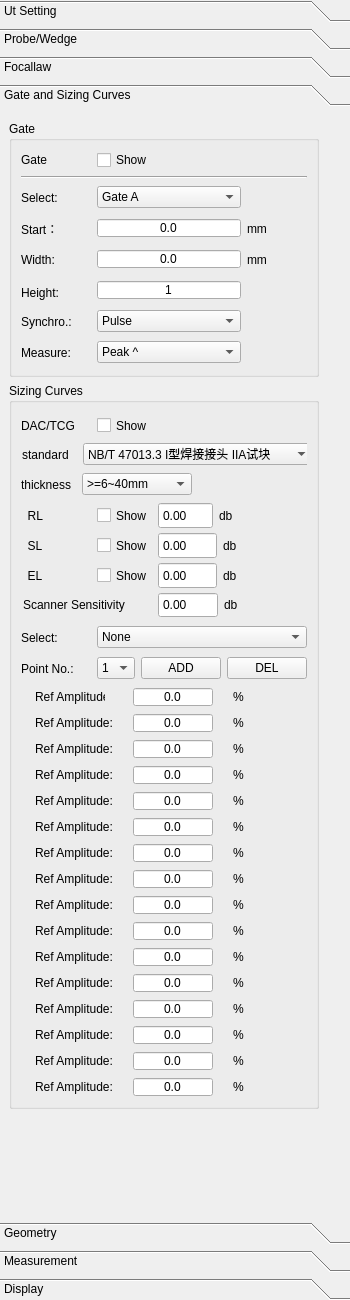
Qt form phascan_view/ui/DopplerGroupTab.ui (qinxingying/hello-word) before a commit.
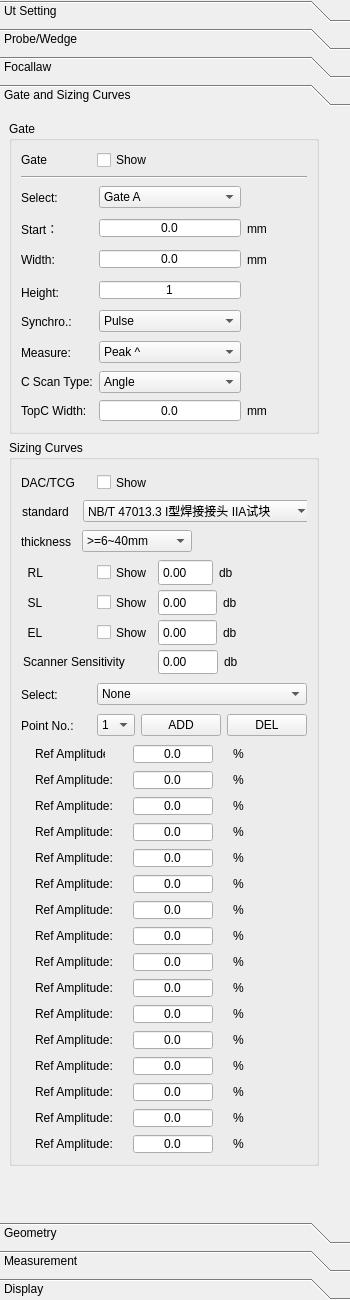
The same form after that commit. The open tabs and pages were chosen to show the change. Icons and pictures are not drawn. Custom widgets are drawn as their Qt base class.

The edit to the form file:
```diff
--- a/phascan_view/ui/DopplerGroupTab.ui
+++ b/phascan_view/ui/DopplerGroupTab.ui
@@ -4977,8 +4977,8 @@
            <rect>
             <x>0</x>
             <y>0</y>
-            <width>341</width>
-            <height>1072</height>
+            <width>327</width>
+            <height>1073</height>
            </rect>
           </property>
           <property name="minimumSize">
@@ -5053,6 +5053,20 @@
                 <property name="sizeConstraint">
                  <enum>QLayout::SetFixedSize</enum>
                 </property>
+                <item row="6" column="1">
+                 <widget class="QComboBox" name="ComCscanType">
+                  <item>
+                   <property name="text">
+                    <string>Angle</string>
+                   </property>
+                  </item>
+                  <item>
+                   <property name="text">
+                    <string>TopC</string>
+                   </property>
+                  </item>
+                 </widget>
+                </item>
                 <item row="0" column="0">
                  <widget class="QLabel" name="LabelGateSelect">
                   <property name="sizePolicy">
@@ -5380,6 +5394,40 @@
                   </property>
                  </widget>
                 </item>
+                <item row="6" column="0">
+                 <widget class="QLabel" name="LabelCscanType">
+                  <property name="text">
+                   <string>C Scan Type:</string>
+                  </property>
+                 </widget>
+                </item>
+                <item row="7" column="0">
+                 <widget class="QLabel" name="LabelTopcWidth">
+                  <property name="text">
+                   <string>TopC Width:</string>
+                  </property>
+                 </widget>
+                </item>
+                <item row="7" column="1">
+                 <widget class="QDoubleSpinBox" name="ValueTopcWidth">
+                  <property name="alignment">
+                   <set>Qt::AlignCenter</set>
+                  </property>
+                  <property name="buttonSymbols">
+                   <enum>QAbstractSpinBox::NoButtons</enum>
+                  </property>
+                  <property name="decimals">
+                   <number>1</number>
+                  </property>
+                 </widget>
+                </item>
+                <item row="7" column="2">
+                 <widget class="QLabel" name="LabelTopcWidthUnit">
+                  <property name="text">
+                   <string>mm</string>
+                  </property>
+                 </widget>
+                </item>
                </layout>
               </item>
              </layout>
```
Left out of the diff: 2 changed lines with no effect on the pictures.
